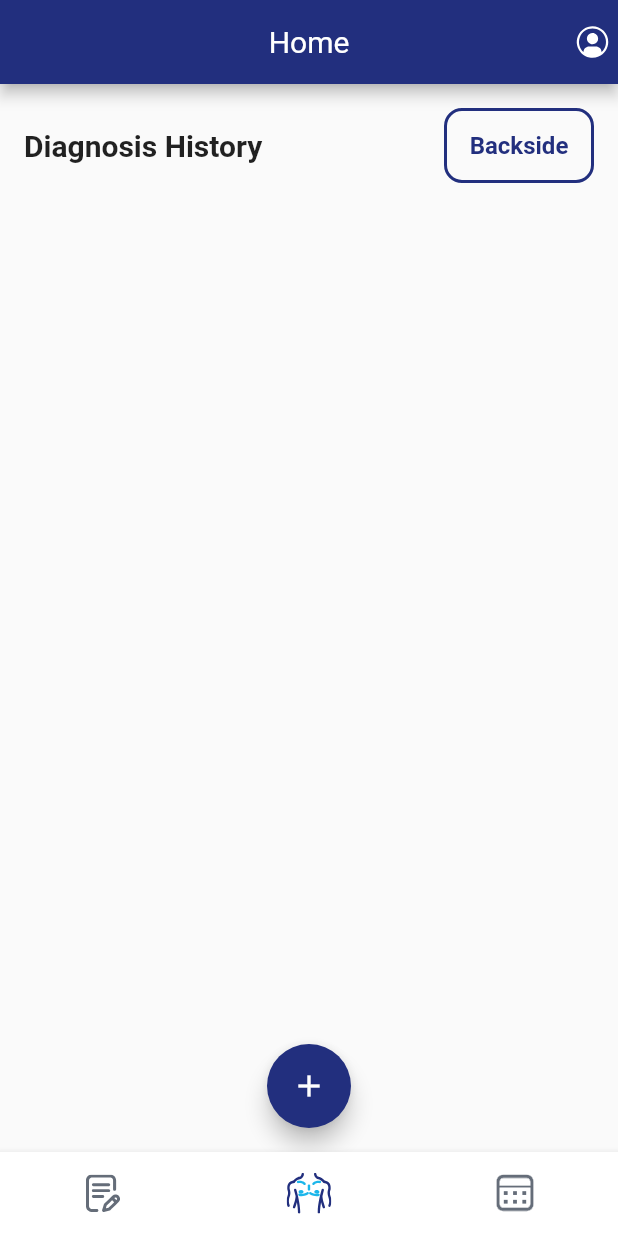
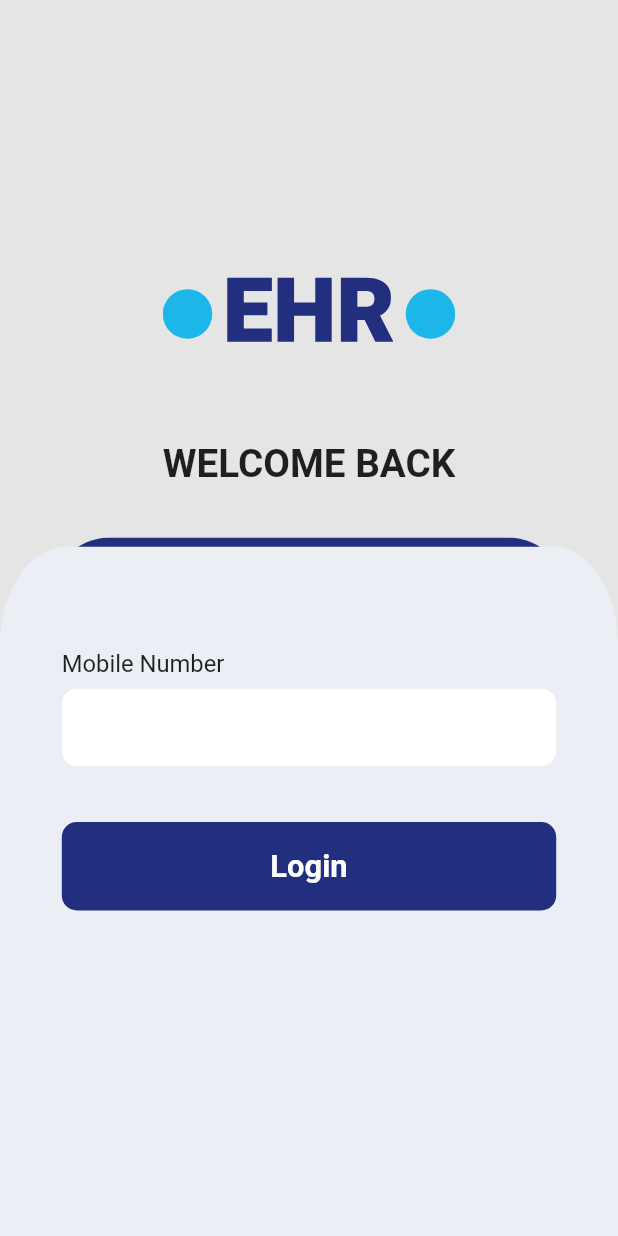
Before and after one commit to vishal88patel/ehr_flutter, a Flutter app: the screen it shows after launch, on a phone screen of 412 x 824 dp. Run offline on Flutter 3.47's test engine with Material 2 defaults, Android fonts, the phone set to English and light mode, and no system bars; our stand-ins replace connectivity_plus, flutter_svg, fluttertoast, google_fonts, page_transition, pin_code_fields and 2 more; Roboto replaces fonts that are missing (Heebo).

Commit message:
ravi 11-06 commit

```diff
--- a/lib/Constants/color_constants.dart
+++ b/lib/Constants/color_constants.dart
@@ -9,10 +9,10 @@ class ColorConstants {
   // static var primaryGreenColor = Color(0xFF238841);
   static var whiteColor = Color(0xFFFFFFFF);
   static var blackColor = Color(0xFF070707);
-  // static var tabbtncolor = Color(0xFFC4C4C4);
-  // static var chooseusecardcolor = Color(0xFFF8F8F8);
-  // static var lightBluecolor = Color(0xDEFBFBFB);
-  // static var lightBlueecolor = Color(0xFF82CAFF);
-  // static var greycolor = Color(0xFF9E9E9E);
+  static var background = Color(0xFFE5E5E5);
+  static var blueBtn = Color(0xFF222F7E);
+  static var lightText = Color(0xFF9A9A9A);
+  static var lightPurple = Color(0xFFEBEEF5);
+
 
 }
--- /dev/null
+++ b/lib/View/Screens/login_screen.dart
@@ -0,0 +1,76 @@
+import 'package:ehr/Constants/color_constants.dart';
+import 'package:flutter/material.dart';
+import 'package:flutter_svg/svg.dart';
+import 'package:google_fonts/google_fonts.dart';
+
+import '../../Utils/dimensions.dart';
+import '../../Utils/navigation_helper.dart';
+import '../../customWidgets/custom_button.dart';
+import 'otpScreen.dart';
+
+
+class LogInScreen extends StatefulWidget {
+  const LogInScreen({Key? key}) : super(key: key);
+
+  @override
+  State<LogInScreen> createState() => _LogInScreenState();
+}
+
+class _LogInScreenState extends State<LogInScreen> {
+  final ccController = TextEditingController();
+
+  @override
+  Widget build(BuildContext context) {
+    return Scaffold(
+      backgroundColor: ColorConstants.background,
+      body: SingleChildScrollView(
+        physics: NeverScrollableScrollPhysics(),
+        child: Column(
+          mainAxisAlignment: MainAxisAlignment.start,
+          children: [
+            SizedBox(height:D.H/5),
+            Center(child: SvgPicture.asset("assets/images/login_logo.svg")),
+            SizedBox(height:D.H/20),
+            Text("WELCOME BACK",style: GoogleFonts.heebo(fontSize: D.H/32,fontWeight: FontWeight.w700),),
+            SizedBox(height:D.H/24),
+            Stack(
+              children: [
+                Center(child: SvgPicture.asset("assets/images/bg_blue.svg")),
+                Padding(
+                  padding: const EdgeInsets.only(top:6.0),
+                  child: SvgPicture.asset("assets/images/bg_light.svg",fit: BoxFit.fill,height:MediaQuery.of(context).size.height,),
+                ),
+                Padding(
+                  padding:  EdgeInsets.only(left: D.W/10,right: D.W/10,top: D.H/11),
+                  child: Column(
+                    crossAxisAlignment: CrossAxisAlignment.start,
+                    children: [
+                      Text("Mobile Number",style: GoogleFonts.heebo(fontSize: D.H/52,fontWeight: FontWeight.w400),),
+                      SizedBox(height:D.H/120),
+                      Container(
+                        height: D.H/16,
+                        decoration: BoxDecoration(
+                          borderRadius: BorderRadius.circular(10),
+                          color: Colors.white,
+                        ),
+                        child: Row(
+                          children: [
+
+                          ],
+                        ),
+                      ),
+                      SizedBox(height:D.H/22),
+                      CustomButton(color: ColorConstants.blueBtn,onTap: (){
+                        NavigationHelpers.redirect(context, OtpScreen());
+                      },text: "Login",textColor: Colors.white,)
+                    ],
+                  ),
+                )
+              ],
+            )
+          ],
+        ),
+      ),
+    );
+  }
+}
--- a/lib/View/Screens/splash_screen.dart
+++ b/lib/View/Screens/splash_screen.dart
@@ -13,6 +13,8 @@ import '../../Constants/api_endpoint.dart';
 import '../../Utils/dimensions.dart';
 import '../../Utils/navigation_helper.dart';
 import 'package:video_player/video_player.dart';
+
+import 'login_screen.dart';
 class SplashScreen extends StatefulWidget {
 
   @override
@@ -65,8 +67,8 @@ class _SplashScreenState extends State<SplashScreen> {
     //     NavigationHelpers.redirectFromSplash(context, WelcomePageMain());
     //   });
     // }
-    await Future.delayed(Duration(milliseconds: 6500), () {
-      NavigationHelpers.redirectFromSplash(context, DashBoardScreen(1));
+    await Future.delayed(Duration(milliseconds: 2000), () {
+      NavigationHelpers.redirectFromSplash(context, const LogInScreen());
     });
   }
 
--- /dev/null
+++ b/lib/customWidgets/custom_button.dart
@@ -0,0 +1,42 @@
+import 'package:flutter/material.dart';
+import 'package:google_fonts/google_fonts.dart';
+
+import '../Utils/dimensions.dart';
+
+class CustomButton extends StatelessWidget {
+  CustomButton(
+      {Key? key,
+      required this.text,
+      required this.color,
+      required this.textColor,
+      required this.onTap})
+      : super(key: key);
+  String text;
+  Color color;
+  Color textColor;
+  Function onTap;
+
+  @override
+  Widget build(BuildContext context) {
+    return InkWell(
+      onTap: () => onTap(),
+      child: Container(
+        decoration: BoxDecoration(
+          color: color,
+          borderRadius: BorderRadius.all(Radius.circular(10)),
+        ),
+        height: D.H / 14,
+        child: Center(
+          child: Text(
+            text,
+            style: GoogleFonts.heebo(
+              color: textColor,
+              fontWeight: FontWeight.w700,
+              fontSize: D.H / 40,
+            ),
+          ),
+        ),
+      ),
+    );
+  }
+}
--- a/pubspec.yaml
+++ b/pubspec.yaml
@@ -55,6 +55,7 @@ dependencies:
   video_player: ^2.3.0
   http: ^0.13.4
   shimmer: ^2.0.0
+  pin_code_fields: ^7.4.0
 
 dev_dependencies:
   flutter_test:
```
Also changed, not shown: lib/View/Screens/otpScreen.dart (added, +147 -0 lines), lib/View/Screens/register_screen.dart (added, +116 -0 lines), lib/customWidgets/custom_textform_field.dart (added, +101 -0 lines), assets/images/back.svg (added), assets/images/bg_blue.svg (added), assets/images/bg_light.svg (added), assets/images/login_logo.svg (added), pubspec.lock.
